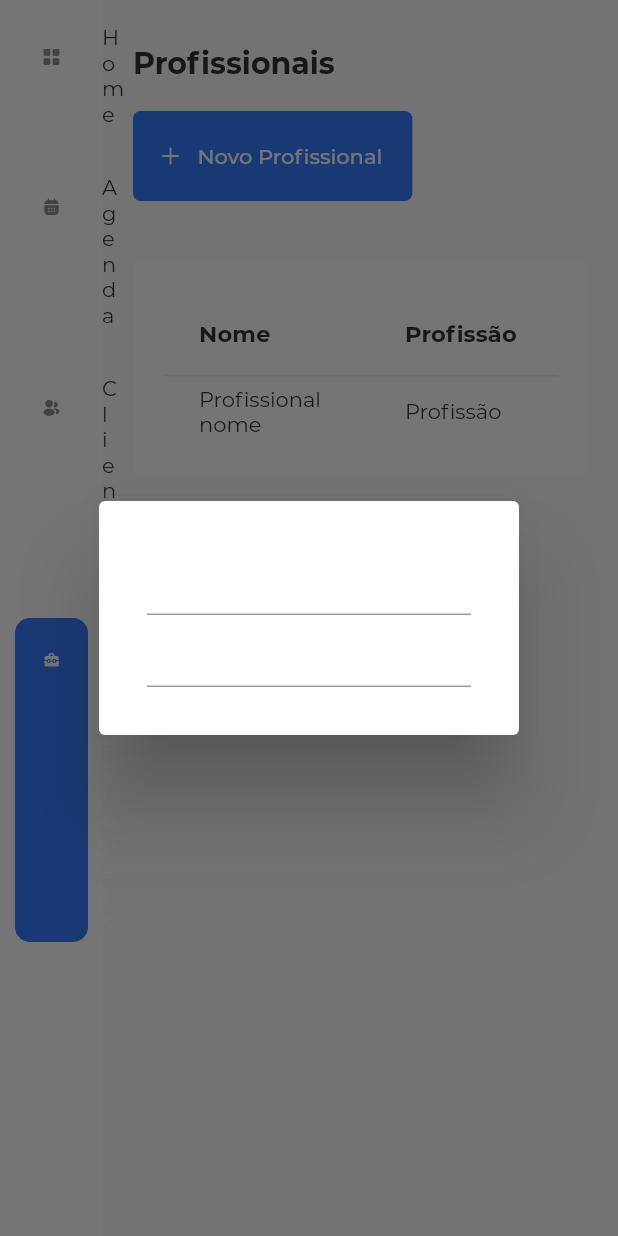
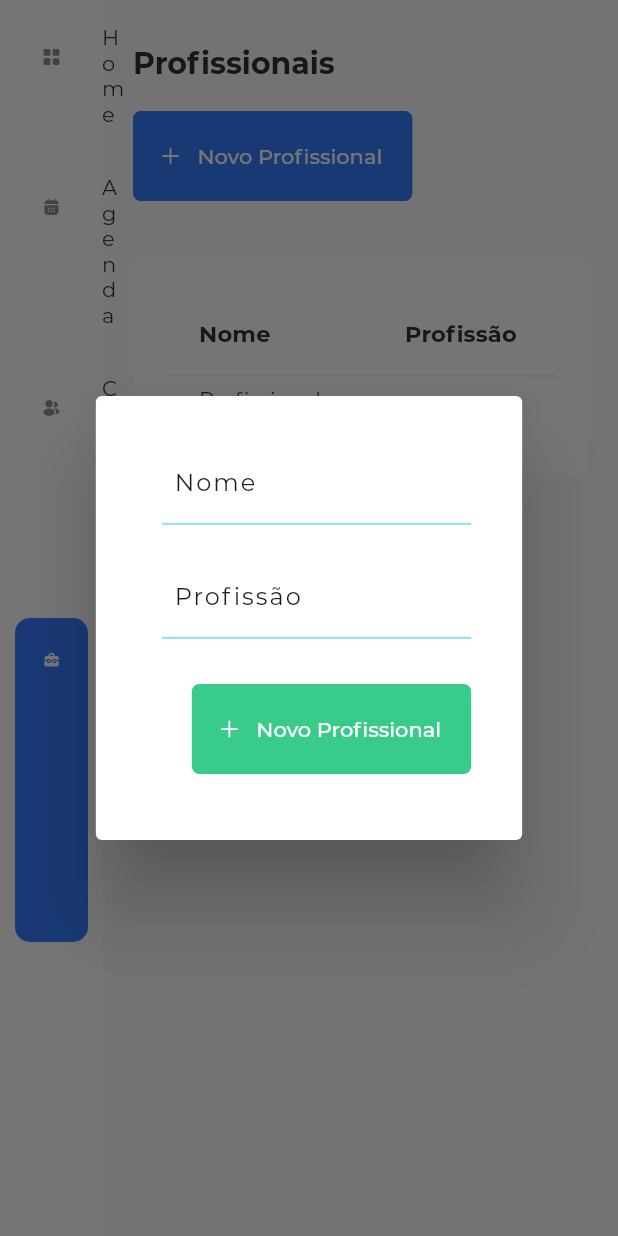
Before and after one commit to AdrianaBispo/agendamento, a Flutter app: the ProfissionaisPage screen opened directly, after a tap on "Novo Profissional", on a phone screen of 412 x 824 dp. Run offline on Flutter 3.47's test engine with Material 2 defaults, Android fonts, the phone set to English and light mode, and no system bars; our stand-ins replace flutter_svg, sembast.

Commit message:
text inputs adcionados

```diff
--- a/lib/view/profissionais_page.dart
+++ b/lib/view/profissionais_page.dart
@@ -7,6 +7,8 @@ import '../components/custom_appBar.dart';
 import 'package:flutter_svg/flutter_svg.dart';
 //repository
 import '../repository/validator.dart';
+//database
+import '../repository/profissional_controller.dart';
 
 class ProfissionaisPage extends StatefulWidget {
   const ProfissionaisPage({Key? key}) : super(key: key);
@@ -19,12 +21,18 @@ class _ProfissionaisPageState extends State<ProfissionaisPage> {
   final _formKey = GlobalKey<FormState>();
   final _nameController = TextEditingController();
   final _profissaoController = TextEditingController();
-  final _formProfissional = Profissional(nome: '', profissao: '', servicos: []);
+  Profissional _formProfissional = Profissional(nome: '', profissao: '', servicos: []);
   final List<Profissional> profissionalLista = [
     Profissional(
         nome: 'Profissional nome', profissao: 'Profissão', servicos: []),
   ];
-
+  var profissionalController = ProfissionalController();
+  @override
+  void initState() {
+    super.initState();
+    _nameController.text = '';
+    _profissaoController.text = '';
+  }
   @override
   Widget build(BuildContext context) {
     return Scaffold(
@@ -74,13 +82,15 @@ class _ProfissionaisPageState extends State<ProfissionaisPage> {
                             builder: (BuildContext context) => AlertDialog(
                               scrollable: true,
                               content: Padding(
-                                padding: const EdgeInsets.all(8.0),
+                                padding:
+                                    const EdgeInsets.fromLTRB(20, 10, 10, 20),
                                 child: Form(
                                   key: _formKey,
                                   child: Column(
                                     children: <Widget>[
                                       _buildNameInput(),
                                       _buildProfissaoInput(),
+                                      _buildConfirmButton(),
                                     ],
                                   ),
                                 ),
@@ -208,7 +218,10 @@ class _ProfissionaisPageState extends State<ProfissionaisPage> {
   }
 
   _buildNameInput() {
-    return TextFormField(
+    return Padding(
+      padding: const EdgeInsets.only(bottom: 20,),
+      child: TextFormField(
+        decoration: _inputdecoration('Nome'),
         controller: _nameController,
         validator: (value) {
           return Validator.isTextValid(value);
@@ -218,10 +231,13 @@ class _ProfissionaisPageState extends State<ProfissionaisPage> {
             _formProfissional.nome = value!;
           });
         },
+      ),
     );
   } //buildNameInput
+
   _buildProfissaoInput() {
     return TextFormField(
+      decoration: _inputdecoration('Profissão'),
       controller: _profissaoController,
       validator: (value) {
         return Validator.isTextValid(value);
@@ -233,4 +249,57 @@ class _ProfissionaisPageState extends State<ProfissionaisPage> {
       },
     );
   } //buildProfissaoInput
+
+  _buildConfirmButton() {
+    return Padding(
+      padding: const EdgeInsets.fromLTRB(20, 30, 0, 0),
+      child: TextButton.icon(
+        icon: SvgPicture.asset(
+          'asset/icones/Icon/add.svg',
+          color: AppColor.white,
+          width: 20,
+          height: 20,
+        ),
+        label: const Text(
+          'Novo Profissional',
+          style: TextStyle(
+            color: AppColor.white,
+          ),
+        ),
+        style: TextButton.styleFrom(
+          padding: const EdgeInsets.fromLTRB(15, 20, 20, 20),
+          backgroundColor: AppColor.grenn,
+          shape: const RoundedRectangleBorder(
+            borderRadius: BorderRadius.all(Radius.circular(5.0)),
+          ),
+        ),
+        onPressed: () {
+          final form = _formKey.currentState;
+          if (form!.validate()) {
+            profissionalController.creat(profissional: _formProfissional);
+            Navigator.of(context).pop();
+            ScaffoldMessenger.of(context).showSnackBar(
+              const SnackBar(content: Text('Salvo com sucesso ')),
+            );
           }
+        }, //onPressed
+      ),
+    );
+  }
+  InputDecoration _inputdecoration(String labelText) => InputDecoration(
+        labelText: labelText,
+        labelStyle: const TextStyle(color: AppColor.black, letterSpacing: 1.3),
+        contentPadding:
+            const EdgeInsets.symmetric(vertical: 10.0, horizontal: 8.0),
+        isDense: true,
+        fillColor: AppColor.white,
+        focusColor: AppColor.white,
+        focusedBorder: const UnderlineInputBorder(
+          borderSide: BorderSide(width: 1, color: AppColor.blueTerciary),
+        ),
+        enabledBorder: const UnderlineInputBorder(
+          borderSide: BorderSide(width: 1.5, color: AppColor.blueTerciary),
+        ),
+      );
+
+}
```
Lines whose indentation alone changed are shown as unchanged.
